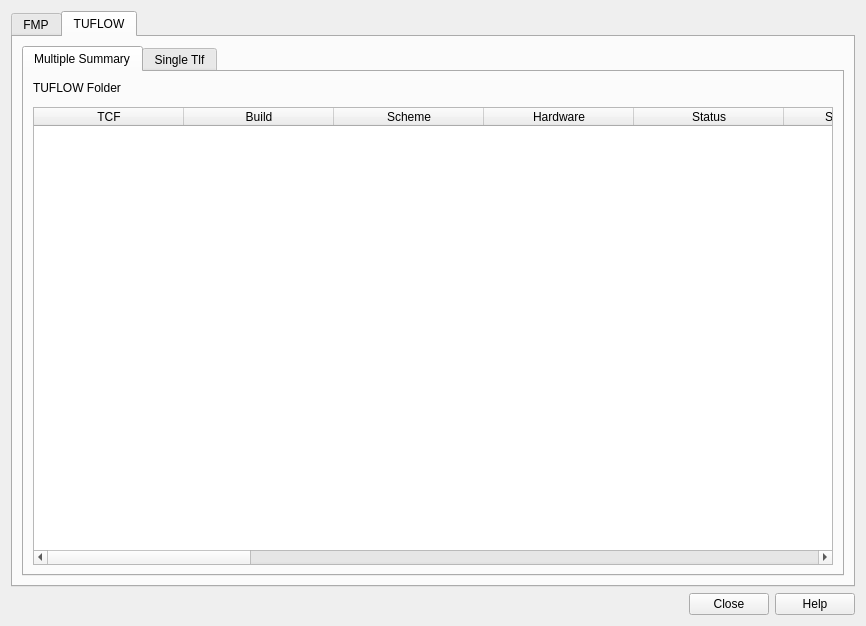
Above: mod_check/forms/ui_runvariables_check_dialog.ui from duncan-r/ModCheck before the change. Below: the same form after it.
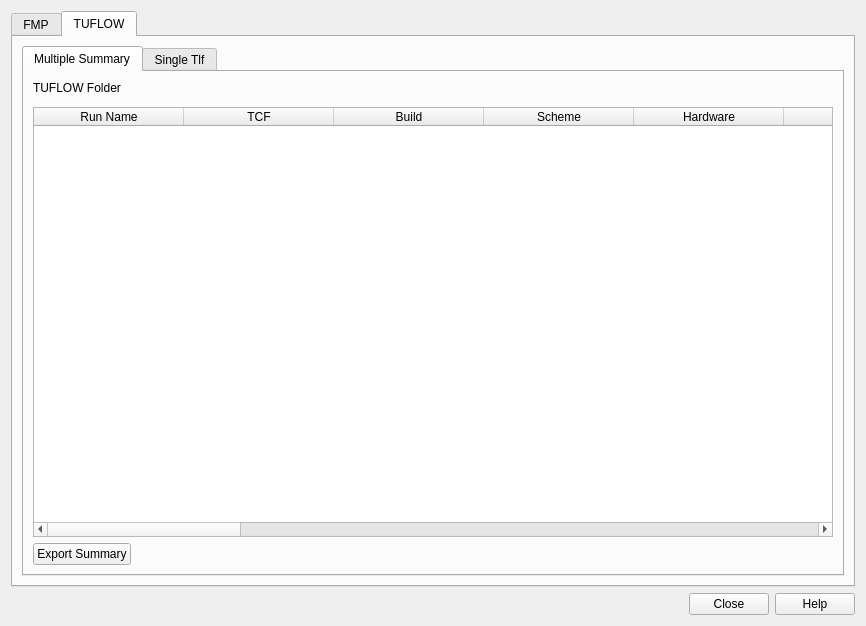
That is the form after the change. The open tabs and pages were chosen to show the change. Custom widgets are drawn as their Qt base class.

Commit message: Add summary table export to variables check.

The edit to the form file:
```diff
--- a/mod_check/forms/ui_runvariables_check_dialog.ui
+++ b/mod_check/forms/ui_runvariables_check_dialog.ui
@@ -424,6 +424,11 @@
              <attribute name="horizontalHeaderStretchLastSection">
               <bool>true</bool>
              </attribute>
+             <column>
+              <property name="text">
+               <string>Run Name</string>
+              </property>
+             </column>
              <column>
               <property name="text">
                <string>TCF</string>
@@ -521,6 +526,30 @@
              </column>
             </widget>
            </item>
+           <item>
+            <layout class="QHBoxLayout" name="horizontalLayout_7">
+             <item>
+              <widget class="QPushButton" name="exportTuflowSummaryBtn">
+               <property name="text">
+                <string>Export Summary</string>
+               </property>
+              </widget>
+             </item>
+             <item>
+              <spacer name="horizontalSpacer_5">
+               <property name="orientation">
+                <enum>Qt::Horizontal</enum>
+               </property>
+               <property name="sizeHint" stdset="0">
+                <size>
+                 <width>40</width>
+                 <height>20</height>
+                </size>
+               </property>
+              </spacer>
+             </item>
+            </layout>
+           </item>
           </layout>
          </widget>
          <widget class="QWidget" name="singleTlfCheck">
```
Left out of the diff: 28 changed lines with no effect on the pictures. The commit also changes 7 other files.
